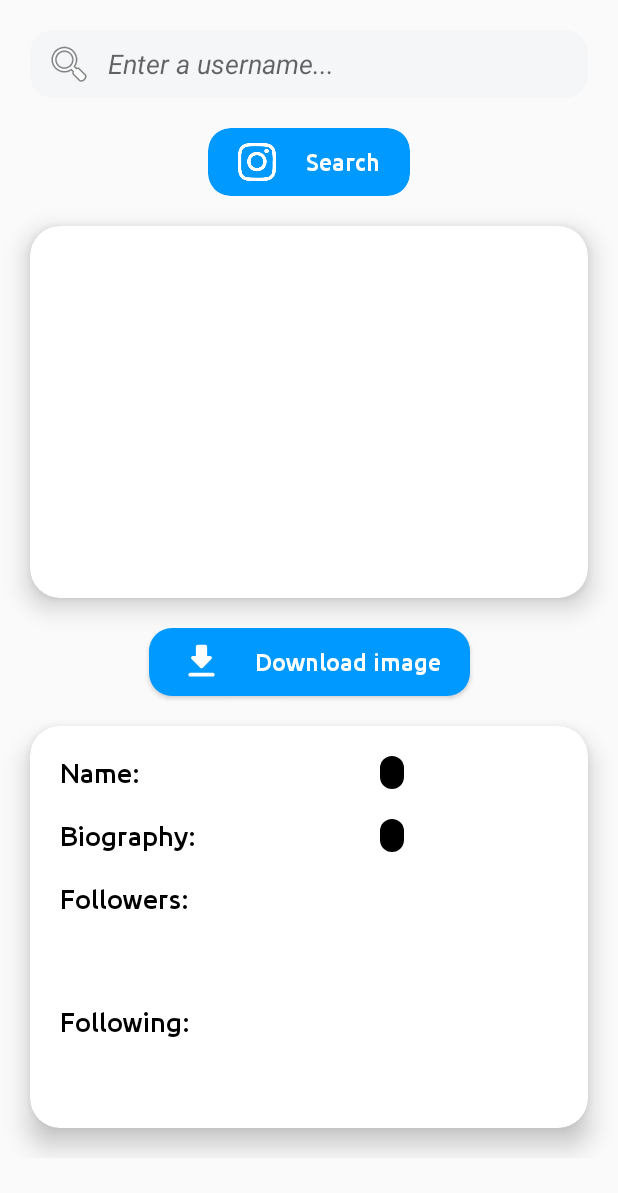
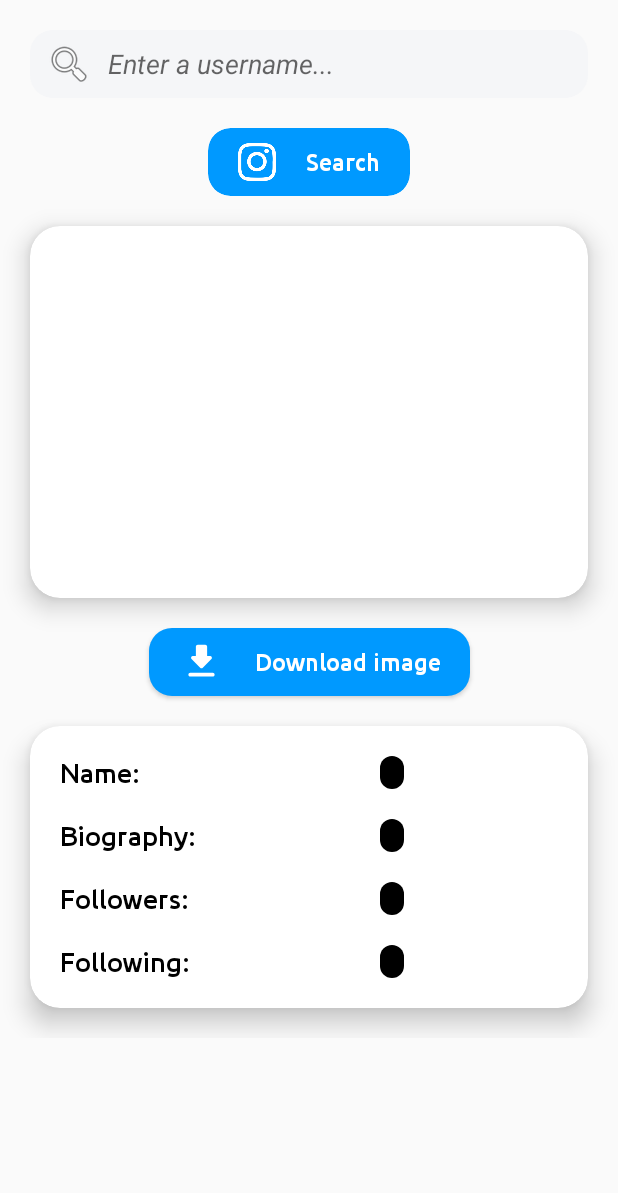
Before and after one commit to eduardmer/DPCheck, an Android app: the screen it shows after launch (MainActivity), on a phone screen of 412 x 824 dp. Shown: the top 1193 px of the screen. Run offline under Robolectric (Android 15) with nearby library versions, the phone set to English and light mode, and no system bars; our stand-ins replace data binding; pictures from the network do not load; 12 statements that could not run were skipped.

```diff
--- a/app/build.gradle
+++ b/app/build.gradle
@@ -1,6 +1,9 @@
+
 plugins {
     id 'com.android.application'
     id 'kotlin-android'
+    id 'kotlin-android-extensions'
+    id 'kotlin-kapt'
 }
 
 android {
@@ -49,9 +52,4 @@ dependencies {
     implementation 'com.github.bumptech.glide:glide:4.12.0'
     implementation 'com.squareup.retrofit2:converter-gson:2.9.0'
     implementation 'com.squareup.retrofit2:retrofit:2.9.0'
-
-    apply plugin: 'com.android.application'
-    apply plugin: 'kotlin-android'
-    apply plugin: 'kotlin-android-extensions'
-    apply plugin: 'kotlin-kapt'
 }
--- a/app/src/main/java/com/dpcheck/MainActivity.kt
+++ b/app/src/main/java/com/dpcheck/MainActivity.kt
@@ -2,105 +2,34 @@ package com.dpcheck
 
 import androidx.appcompat.app.AppCompatActivity
 import android.os.Bundle
-import android.util.Log
 import android.view.View
 import android.widget.Toast
-import androidx.databinding.DataBindingComponent
+import androidx.databinding.BindingAdapter
 import androidx.databinding.DataBindingUtil
-import com.bumptech.glide.Glide
 import com.dpcheck.databinding.ActivityMainBinding
-import com.google.gson.GsonBuilder
-import retrofit2.Call
-import retrofit2.Callback
-import retrofit2.Response
 import retrofit2.Retrofit
 import retrofit2.converter.gson.GsonConverterFactory
 
 class MainActivity : AppCompatActivity() {
 
-    /*lateinit var usernameText:EditText
-    lateinit var imageView:ImageView
-    lateinit var nameView:TextView
-    lateinit var biographyView:TextView
-    lateinit var followersView:TextView
-    lateinit var followingView:TextView*/
-    private lateinit var retrofit : Retrofit
-    var searchClicked:Boolean = true
-
     override fun onCreate(savedInstanceState: Bundle?) {
         super.onCreate(savedInstanceState)
-        val binding= DataBindingUtil.setContentView<ActivityMainBinding>(this,R.layout.activity_main)
-        binding.viewModel=ViewModel()
+        val binding = DataBindingUtil.setContentView<ActivityMainBinding>(this, R.layout.activity_main)
         supportActionBar?.hide()
-        retrofit=Retrofit.Builder()
+        val retrofit = Retrofit.Builder()
             .addConverterFactory(GsonConverterFactory.create())
             .baseUrl("https://www.instagram.com/")
             .build()
-        //binding = ActivityMainBinding.inflate(layoutInflater)
-        //val view = binding.root
-        //setContentView(view)
-
-        searchClicked=true
+        binding.viewModel = ViewModel(retrofit)
     }
 
-    /*fun init(){
-        usernameText=findViewById(R.id.usernameText)
-        imageView=findViewById(R.id.imageView)
-        nameView=findViewById(R.id.name_view)
-        biographyView=findViewById(R.id.biography_view)
-        followersView=findViewById(R.id.followers_view)
-        followingView=findViewById(R.id.following_view)
-        searchClicked=true
-    }*/
-
-    /*fun buttonClicked(view : View){
-        when(view){
-            binding.searchButton -> {
-                if(!binding.usernameText.text.toString().trim().equals("") && searchClicked)
-                    getUserData()
-            }
+    companion object {
+        @BindingAdapter("toastMessage")
+        @JvmStatic
+        fun toastMessage(view: View, toastMessage: String) {
+            if(toastMessage != "")
+            Toast.makeText(view.context, toastMessage, Toast.LENGTH_SHORT).show()
         }
     }
 
-    private fun getUserData(){
-        searchClicked=false
-
-        val call = retrofit.create(InstagramInterface::class.java).getUser(binding.usernameText.text.toString().trim())
-        call.enqueue(object : Callback<DataModel> {
-            override fun onResponse(call: Call<DataModel>, response: Response<DataModel>) {
-                searchClicked=true
-                if (response.isSuccessful) {
-                    val dataModel=response.body()
-
-                    Glide.with(this@MainActivity).load(dataModel?.graphql?.user?.profile_pic_url_hd).into(binding.imageView)
-                    if(!dataModel?.graphql?.user?.full_name.equals("")){
-                        binding.fullName.setText(dataModel?.graphql?.user?.full_name)
-                        binding.fullName.visibility=View.VISIBLE
-                    }
-                    else
-                        binding.fullName.visibility=View.INVISIBLE
-                    if(!dataModel?.graphql?.user?.biography.equals("")){
-                        binding.biographyView.text = dataModel?.graphql?.user?.biography
-                        binding.biographyView.visibility=View.VISIBLE
-                    }
-                    else
-                        binding.biographyView.visibility=View.INVISIBLE
-                    binding.followersView.setText("${dataModel?.graphql?.user?.edge_followed_by?.count}")
-                    binding.followersView.visibility=View.VISIBLE
-                    binding.followingView.setText("${dataModel?.graphql?.user?.edge_follow?.count}")
-                    binding.followingView.visibility=View.VISIBLE
-                }
-                else {
-                    Toast.makeText(this@MainActivity, "Error!", Toast.LENGTH_SHORT).show()
-                    Log.i("pergjigja",response.toString())
-                }
-            }
-
-            override fun onFailure(call: Call<DataModel>, t: Throwable) {
-                Toast.makeText(this@MainActivity,"Error!",Toast.LENGTH_SHORT).show()
-                Log.i("pergjigjaError",t.toString())
-                searchClicked=true
-            }
-        })
-    }*/
 }
--- a/app/src/main/java/com/dpcheck/ViewModel.kt
+++ b/app/src/main/java/com/dpcheck/ViewModel.kt
@@ -1,60 +1,81 @@
 package com.dpcheck
 
 import android.util.Log
-import android.view.View
-import android.widget.Toast
+import android.widget.ImageView
 import androidx.databinding.BaseObservable
 import androidx.databinding.Bindable
+import androidx.databinding.BindingAdapter
 import com.bumptech.glide.Glide
-import com.google.gson.GsonBuilder
 import retrofit2.Call
 import retrofit2.Callback
 import retrofit2.Response
 import retrofit2.Retrofit
-import retrofit2.converter.gson.GsonConverterFactory
 
-class ViewModel : BaseObservable() {
+class ViewModel(val retrofit: Retrofit) : BaseObservable() {
 
     @get:Bindable
-    var data : DataModel?=null
+    var data:DataModel?=null
     set(value) {
         field=value
         notifyPropertyChanged(BR.data)
     }
 
     @get:Bindable
-    var username:String?=null
+    var username:String=""
     set(value) {
         field=value
         notifyPropertyChanged(BR.username)
     }
 
-    fun onClick(){
-        //if(!username?.trim().equals(""))
-            //getUserData()
-        Log.i("pergjigja","response.body().toString()")
+    @get:Bindable
+    var imageUrl:String=""
+    set(value) {
+        field=value
+        notifyPropertyChanged(BR.imageUrl)
     }
 
-    /*fun getUserData(){
-        val call = retrofit.create(InstagramInterface::class.java).getUser("eduardmerkaj")
+    @get:Bindable
+    var toastMessage=""
+    set(value) {
+        field=value
+        notifyPropertyChanged(BR.toastMessage)
+    }
+
+    fun onClick(){
+        if(username.trim() != "")
+            getUserData()
+
+    }
+
+    companion object{
+        @BindingAdapter("loadImage")
+        @JvmStatic
+        fun loadImage(imageView:ImageView,imageUrl:String){
+            if(imageUrl!="")
+                Glide.with(imageView.context).load(imageUrl).into(imageView)
+        }
+    }
+
+    private fun getUserData(){
+        val call = retrofit.create(InstagramInterface::class.java).getUser(username)
         call.enqueue(object : Callback<DataModel> {
             override fun onResponse(call: Call<DataModel>, response: Response<DataModel>) {
                 if (response.isSuccessful) {
                     data=response.body()
+                    imageUrl= data?.graphql?.user?.profile_pic_url_hd.toString()
                     Log.i("pergjigja",response.body().toString())
                 }
                 else {
-                    //Toast.makeText(this@MainActivity, "Error!", Toast.LENGTH_SHORT).show()
+                    toastMessage=response.toString()
                     Log.i("pergjigja",response.toString())
                 }
             }
 
             override fun onFailure(call: Call<DataModel>, t: Throwable) {
-                //Toast.makeText(this@MainActivity,"Error!", Toast.LENGTH_SHORT).show()
+                toastMessage=t.toString()
                 Log.i("pergjigjaError",t.toString())
-                //searchClicked=true
             }
         })
-    }*/
+    }
 
 }
--- a/app/src/main/res/layout/activity_main.xml
+++ b/app/src/main/res/layout/activity_main.xml
@@ -56,6 +56,7 @@
                     android:layout_marginTop="20dp"
                     android:foreground="?android:attr/selectableItemBackground"
                     android:onClick="@{()->viewModel.onClick()}"
+                    toastMessage="@{viewModel.toastMessage}"
                     app:cardBackgroundColor="#0099ff"
                     app:cardCornerRadius="15dp"
                     app:cardElevation="0dp"
@@ -110,6 +111,7 @@
                     <ImageView
                         android:id="@+id/imageView"
                         android:layout_width="match_parent"
+                        loadImage="@{viewModel.imageUrl}"
                         android:layout_height="match_parent" />
                 </androidx.cardview.widget.CardView>
 
@@ -128,7 +130,6 @@
                     android:textAllCaps="false"
                     android:textColor="#FFFFFF"
                     android:textSize="16sp"
-                    android:onClick="@{()->viewModel.onClick()}"
                     app:layout_constraintEnd_toEndOf="parent"
                     app:layout_constraintStart_toStartOf="parent"
                     app:layout_constraintTop_toBottomOf="@+id/cardView" />
@@ -181,7 +182,7 @@
                             android:text="@{viewModel.data.graphql.User.full_name}"
                             android:textColor="#ffffff"
                             android:textSize="18sp"
-                            android:visibility="@{viewModel.data.graphql.User.full_name==null ? View.VISIBLE : View.INVISIBLE}"
+                            android:visibility="@{viewModel.data.graphql.User.full_name==null ? View.INVISIBLE : View.VISIBLE}"
                             app:layout_constrainedWidth="true"
                             app:layout_constraintEnd_toEndOf="parent"
                             app:layout_constraintStart_toEndOf="@+id/biography"
@@ -258,8 +259,8 @@
                             android:paddingRight="8dp"
                             android:textColor="#ffffff"
                             android:textSize="18sp"
-                            android:text="{viewModel.data.graphql.User.edge_followed_by.count}"
-                            android:visibility="invisible"
+                            android:text="@{String.valueOf(viewModel.data.graphql.User.edge_followed_by.count)}"
+                            android:visibility="@{viewModel.data.graphql.User.edge_followed_by.count==null ? View.INVISIBLE : View.VISIBLE}"
                             app:layout_constrainedWidth="true"
                             app:layout_constraintEnd_toEndOf="parent"
                             app:layout_constraintStart_toEndOf="@+id/biography"
@@ -298,8 +299,8 @@
                             android:paddingRight="8dp"
                             android:textColor="#ffffff"
                             android:textSize="18sp"
-                            android:text="{viewModel.data.graphql.User.edge_follow.count}"
-                            android:visibility="invisible"
+                            android:text="@{String.valueOf(viewModel.data.graphql.User.edge_follow.count)}"
+                            android:visibility="@{viewModel.data.graphql.User.edge_follow.count==null ? View.INVISIBLE : View.VISIBLE}"
                             app:layout_constrainedWidth="true"
                             app:layout_constraintBottom_toBottomOf="parent"
                             app:layout_constraintEnd_toEndOf="parent"
```
